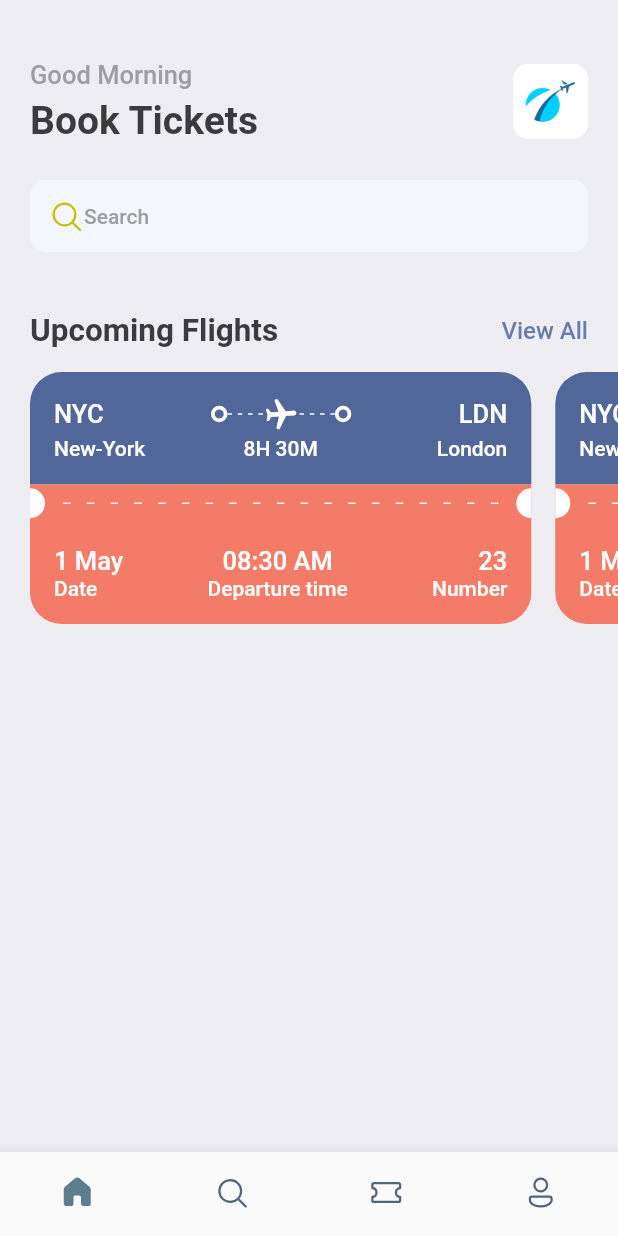
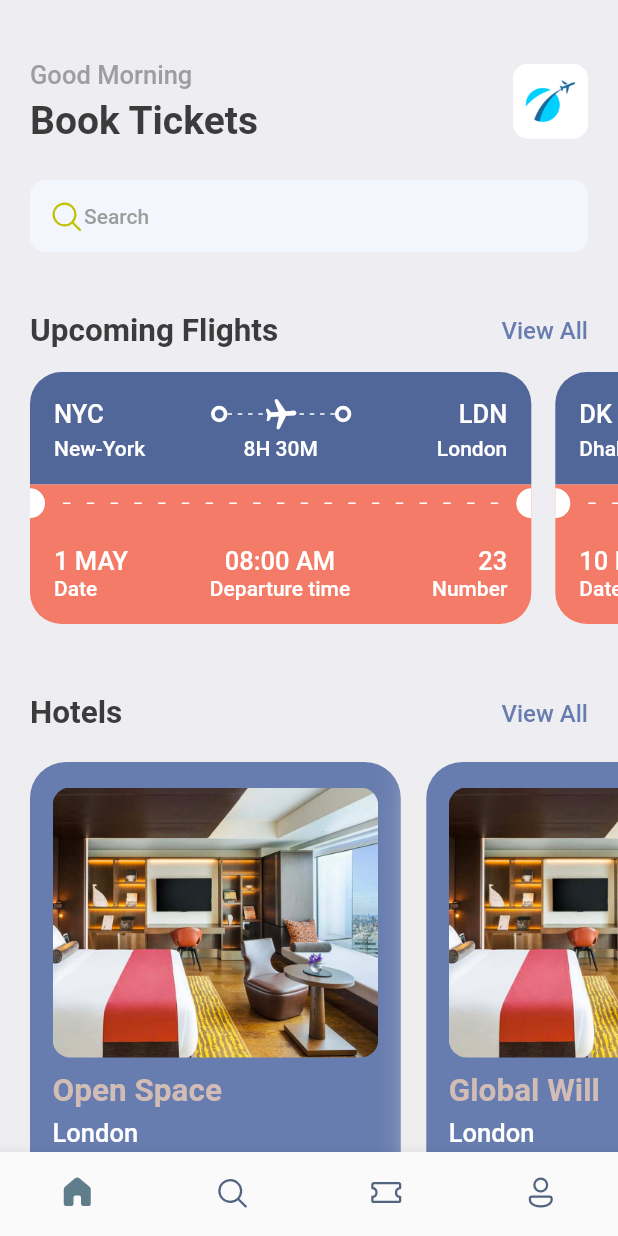
Before and after one commit to sajal48/ticket_booking, a Flutter app: the screen it shows after launch, on a phone screen of 412 x 824 dp. Run offline on Flutter 3.47's test engine with Material 2 defaults, Android fonts, the phone set to English and light mode, and no system bars; our stand-ins replace fluentui_icons, gap, get.

Commit message:
home screen completed

```diff
--- a/lib/screens/home_screens.dart
+++ b/lib/screens/home_screens.dart
@@ -3,7 +3,9 @@ import 'package:flutter/material.dart';
 import 'package:flutter/src/widgets/container.dart';
 import 'package:flutter/src/widgets/framework.dart';
 import 'package:gap/gap.dart';
+import 'package:ticket_booking/screens/hotel_screen.dart';
 import 'package:ticket_booking/screens/ticket_view.dart';
+import 'package:ticket_booking/utils/app_info_list.dart';
 import 'package:ticket_booking/utils/styles.dart';
 
 class HomeScreen extends StatelessWidget {
@@ -94,9 +96,41 @@ class HomeScreen extends StatelessWidget {
             scrollDirection: Axis.horizontal,
             padding: const EdgeInsets.only(left: 20),
             child: Row(
-              children: [TicketView(), TicketView(), TicketView()],
+              children: ticketList
+                  .map((ticket) => TicketView(ticket: ticket))
+                  .toList(),
             ),
-          )
+          ),
+          const Gap(15),
+          Padding(
+            padding: const EdgeInsets.symmetric(horizontal: 20),
+            child: Row(
+              mainAxisAlignment: MainAxisAlignment.spaceBetween,
+              children: [
+                Text(
+                  "Hotels",
+                  style: Styles.headLinetStyle2,
+                ),
+                InkWell(
+                  onTap: () {},
+                  child: Text(
+                    "View All",
+                    style:
+                        Styles.textStyle.copyWith(color: Styles.primaryColor),
+                  ),
+                )
+              ],
+            ),
+          ),
+          const Gap(15),
+          SingleChildScrollView(
+              scrollDirection: Axis.horizontal,
+              padding: EdgeInsets.only(left: 20),
+              child: Row(
+                  children: hotelList
+                      .map((hotel) => HotelScreen(hotel: hotel))
+                      .toList())),
+          const Gap(15),
         ],
       ),
     );
--- /dev/null
+++ b/lib/screens/hotel_screen.dart
@@ -0,0 +1,58 @@
+import 'package:flutter/material.dart';
+import 'package:flutter/src/widgets/container.dart';
+import 'package:flutter/src/widgets/framework.dart';
+import 'package:gap/gap.dart';
+import 'package:ticket_booking/utils/app_layout.dart';
+import 'package:ticket_booking/utils/styles.dart';
+
+class HotelScreen extends StatelessWidget {
+  final Map<String, dynamic> hotel;
+  const HotelScreen({super.key, required this.hotel});
+
+  @override
+  Widget build(BuildContext context) {
+    final size = AppLayout.getSize(context);
+    return Container(
+      width: size.width * 0.6,
+      height: AppLayout.getHeight(320),
+      margin: const EdgeInsets.only(right: 17, top: 5),
+      padding: const EdgeInsets.symmetric(horizontal: 15, vertical: 17),
+      decoration: BoxDecoration(
+          color: Styles.primaryColor,
+          borderRadius: BorderRadius.circular(AppLayout.getWidth(24)),
+          boxShadow: [
+            BoxShadow(
+                color: Colors.grey.shade200, blurRadius: 20, spreadRadius: 5)
+          ]),
+      child: Column(
+        crossAxisAlignment: CrossAxisAlignment.start,
+        children: [
+          Container(
+            height: AppLayout.getHeight(180),
+            decoration: BoxDecoration(
+                color: Styles.primaryColor,
+                borderRadius: BorderRadius.circular(12),
+                image: const DecorationImage(
+                    fit: BoxFit.cover,
+                    image: AssetImage("assets/images/one.png"))),
+          ),
+          const Gap(10),
+          Text(
+            "${hotel['place']}",
+            style: Styles.headLinetStyle2.copyWith(color: Styles.kakiColor),
+          ),
+          const Gap(5),
+          Text(
+            "${hotel['destination']}",
+            style: Styles.headLinetStyle3.copyWith(color: Colors.white),
+          ),
+          const Gap(8),
+          Text(
+            "\$${hotel['price']}/night",
+            style: Styles.headLinetStyle1.copyWith(color: Styles.kakiColor),
+          ),
+        ],
+      ),
+    );
+  }
+}
--- a/lib/screens/ticket_view.dart
+++ b/lib/screens/ticket_view.dart
@@ -7,22 +7,18 @@ import 'package:ticket_booking/utils/app_layout.dart';
 import 'package:ticket_booking/utils/styles.dart';
 import 'package:ticket_booking/widgets/thick_container.dart';
 
-class TicketView extends StatefulWidget {
-  const TicketView({super.key});
+class TicketView extends StatelessWidget {
+  TicketView({super.key, required this.ticket});
+  final Map<String, dynamic> ticket;
 
-  @override
-  State<TicketView> createState() => _TicketViewState();
-}
-
-class _TicketViewState extends State<TicketView> {
   @override
   Widget build(BuildContext context) {
     final size = AppLayout.getSize(context);
     return SizedBox(
       width: size.width * .85,
-      height: 200,
+      height: AppLayout.getHeight(200),
       child: Container(
-        margin: const EdgeInsets.only(right: 16),
+        margin: EdgeInsets.only(right: AppLayout.getHeight(16)),
         child: Column(
           mainAxisSize: MainAxisSize.min,
           children: [
@@ -30,16 +26,16 @@ class _TicketViewState extends State<TicketView> {
             Container(
               decoration: BoxDecoration(
                   color: Styles.blueColor,
-                  borderRadius: const BorderRadius.only(
-                      topLeft: Radius.circular(21),
-                      topRight: Radius.circular(21))),
-              padding: const EdgeInsets.all(16),
+                  borderRadius: BorderRadius.only(
+                      topLeft: Radius.circular(AppLayout.getWidth(21)),
+                      topRight: Radius.circular(AppLayout.getWidth(21)))),
+              padding: EdgeInsets.all(AppLayout.getHeight(16)),
               child: Column(
                 children: [
                   Row(
                     children: [
                       Container(
-                        child: Text("NYC",
+                        child: Text(ticket['from']['code'],
                             style: Styles.headLinetStyle3
                                 .copyWith(color: Colors.white)),
                       ),
@@ -49,7 +45,7 @@ class _TicketViewState extends State<TicketView> {
                           child: Stack(
                         children: [
                           SizedBox(
-                            height: 24,
+                            height: AppLayout.getHeight(24),
                             child: LayoutBuilder(
                               builder: (BuildContext context,
                                   BoxConstraints constraints) {
@@ -61,9 +57,9 @@ class _TicketViewState extends State<TicketView> {
                                   children: List.generate(
                                       (constraints.constrainWidth() / 6)
                                           .floor(),
-                                      (index) => const SizedBox(
-                                            width: 3,
-                                            height: 1,
+                                      (index) => SizedBox(
+                                            width: AppLayout.getWidth(3),
+                                            height: AppLayout.getHeight(1),
                                             child: DecoratedBox(
                                                 decoration: BoxDecoration(
                                                     color: Colors.white)),
@@ -86,7 +82,7 @@ class _TicketViewState extends State<TicketView> {
                       const ThickContainer(),
                       Expanded(child: Container()),
                       Text(
-                        "LDN",
+                        ticket['to']['code'],
                         style: Styles.headLinetStyle3
                             .copyWith(color: Colors.white),
                       )
@@ -96,9 +92,9 @@ class _TicketViewState extends State<TicketView> {
                   Row(
                     children: [
                       SizedBox(
-                        width: 70,
+                        width: AppLayout.getWidth(70),
                         child: Text(
-                          "New-York",
+                          ticket['from']['name'],
                           overflow: TextOverflow.fade,
                           style: Styles.headLinetStyle4
                               .copyWith(color: Colors.white),
@@ -106,9 +102,9 @@ class _TicketViewState extends State<TicketView> {
                       ),
                       const Spacer(),
                       SizedBox(
-                        width: 70,
+                        width: AppLayout.getWidth(70),
                         child: Text(
-                          "8H 30M",
+                          ticket['flying_time'],
                           textAlign: TextAlign.center,
                           overflow: TextOverflow.fade,
                           style: Styles.headLinetStyle4
@@ -117,9 +113,9 @@ class _TicketViewState extends State<TicketView> {
                       ),
                       const Spacer(),
                       SizedBox(
-                        width: 70,
+                        width: AppLayout.getWidth(70),
                         child: Text(
-                          "London",
+                          ticket['to']['name'],
                           overflow: TextOverflow.fade,
                           textAlign: TextAlign.end,
                           style: Styles.headLinetStyle4
@@ -138,19 +134,21 @@ class _TicketViewState extends State<TicketView> {
               color: Styles.orangeColor,
               child: Row(
                 children: [
-                  const SizedBox(
-                    height: 20,
-                    width: 10,
+                  SizedBox(
+                    height: AppLayout.getWidth(20),
+                    width: AppLayout.getWidth(10),
                     child: DecoratedBox(
                         decoration: BoxDecoration(
                             color: Colors.white,
                             borderRadius: BorderRadius.only(
-                                bottomRight: Radius.circular(10),
-                                topRight: Radius.circular(10)))),
+                                bottomRight:
+                                    Radius.circular(AppLayout.getWidth(10)),
+                                topRight:
+                                    Radius.circular(AppLayout.getWidth(10))))),
                   ),
                   Expanded(
                       child: Padding(
-                    padding: const EdgeInsets.all(12.0),
+                    padding: EdgeInsets.all(AppLayout.getWidth(12)),
                     child: LayoutBuilder(
                       builder:
                           (BuildContext context, BoxConstraints constraints) {
@@ -160,9 +158,9 @@ class _TicketViewState extends State<TicketView> {
                           mainAxisSize: MainAxisSize.max,
                           children: List.generate(
                               (constraints.constrainWidth() / 15).floor(),
-                              (index) => const SizedBox(
-                                    width: 5,
-                                    height: 1,
+                              (index) => SizedBox(
+                                    width: AppLayout.getWidth(5),
+                                    height: AppLayout.getHeight(1),
                                     child: DecoratedBox(
                                         decoration:
                                             BoxDecoration(color: Colors.white)),
@@ -171,15 +169,17 @@ class _TicketViewState extends State<TicketView> {
                       },
                     ),
                   )),
-                  const SizedBox(
-                    height: 20,
-                    width: 10,
+                  SizedBox(
+                    height: AppLayout.getHeight(20),
+                    width: AppLayout.getWidth(10),
                     child: DecoratedBox(
                         decoration: BoxDecoration(
                             color: Colors.white,
                             borderRadius: BorderRadius.only(
-                                bottomLeft: Radius.circular(10),
-                                topLeft: Radius.circular(10)))),
+                                bottomLeft:
+                                    Radius.circular(AppLayout.getWidth(10)),
+                                topLeft:
+                                    Radius.circular(AppLayout.getWidth(10))))),
                   )
                 ],
               ),
@@ -187,16 +187,16 @@ class _TicketViewState extends State<TicketView> {
             Container(
               decoration: BoxDecoration(
                   color: Styles.orangeColor,
-                  borderRadius: const BorderRadius.only(
-                      bottomLeft: Radius.circular(21),
-                      bottomRight: Radius.circular(21))),
+                  borderRadius: BorderRadius.only(
+                      bottomLeft: Radius.circular(AppLayout.getWidth(21)),
+                      bottomRight: Radius.circular(AppLayout.getWidth(21)))),
               padding: const EdgeInsets.all(16),
               child: Row(
                 children: [
                   Column(
                     crossAxisAlignment: CrossAxisAlignment.start,
                     children: [
-                      Text("1 May",
+                      Text(ticket['date'],
                           style: Styles.headLinetStyle3
                               .copyWith(color: Colors.white)),
                       Text(
@@ -210,7 +210,7 @@ class _TicketViewState extends State<TicketView> {
                   Column(
                     mainAxisAlignment: MainAxisAlignment.spaceBetween,
                     children: [
-                      Text("08:30 AM",
+                      Text(ticket['departure_time'],
                           style: Styles.headLinetStyle3
                               .copyWith(color: Colors.white)),
                       Text(
@@ -225,7 +225,7 @@ class _TicketViewState extends State<TicketView> {
                     crossAxisAlignment: CrossAxisAlignment.end,
                     children: [
                       Text(
-                        "23",
+                        ticket['number'].toString(),
                         style: Styles.headLinetStyle3
                             .copyWith(color: Colors.white),
                       ),
--- /dev/null
+++ b/lib/utils/app_info_list.dart
@@ -0,0 +1,39 @@
+List<Map<String, dynamic>> hotelList = [
+  {
+    'image': 'one.png',
+    'place': 'Open Space',
+    'destination': 'London',
+    'price': 25
+  },
+  {
+    'image': 'two.png',
+    'place': 'Global Will',
+    'destination': 'London',
+    'price': 40
+  },
+  {
+    'image': 'three.png',
+    'place': 'Tallest Building',
+    'destination': 'Dubai',
+    'price': 68
+  },
+];
+
+List<Map<String, dynamic>> ticketList = [
+  {
+    'from': {'code': "NYC", 'name': "New-York"},
+    'to': {'code': "LDN", 'name': "London"},
+    'flying_time': '8H 30M',
+    'date': "1 MAY",
+    'departure_time': "08:00 AM",
+    "number": 23
+  },
+  {
+    'from': {'code': "DK", 'name': "Dhaka"},
+    'to': {'code': "SH", 'name': "Shanghai"},
+    'flying_time': '4H 20M',
+    'date': "10 MAY",
+    'departure_time': "09:00 AM",
+    "number": 45
+  },
+];
--- a/lib/utils/app_layout.dart
+++ b/lib/utils/app_layout.dart
@@ -1,7 +1,26 @@
 import 'package:flutter/cupertino.dart';
+import 'package:get/get.dart';
 
 class AppLayout {
   static Size getSize(BuildContext context) {
     return MediaQuery.of(context).size;
   }
+
+  static getScreenHeight() {
+    return Get.height;
+  }
+
+  static getScreenWidth() {
+    return Get.width;
+  }
+
+  static getHeight(double pixels) {
+    double x = getScreenHeight() / pixels;
+    return getScreenHeight() / x;
+  }
+
+  static getWidth(double pixels) {
+    double y = getScreenWidth() / pixels;
+    return getScreenWidth() / y;
+  }
 }
--- a/lib/utils/styles.dart
+++ b/lib/utils/styles.dart
@@ -8,6 +8,7 @@ class Styles {
   static Color bgColor = const Color(0xffeeedf2);
   static Color blueColor = const Color(0xff526799);
   static Color orangeColor = const Color(0xfff37b67);
+  static Color kakiColor = const Color(0xffd2bdb6);
 
   static TextStyle textStyle =
       TextStyle(fontSize: 16, color: textColor, fontWeight: FontWeight.w500);
--- a/pubspec.yaml
+++ b/pubspec.yaml
@@ -38,6 +38,7 @@ dependencies:
   cupertino_icons: ^1.0.2
   fluentui_icons: ^1.0.0
   gap: ^2.0.0
+  get: ^4.6.5
 
 
 dev_dependencies:
```
Also changed, not shown: pubspec.lock.
